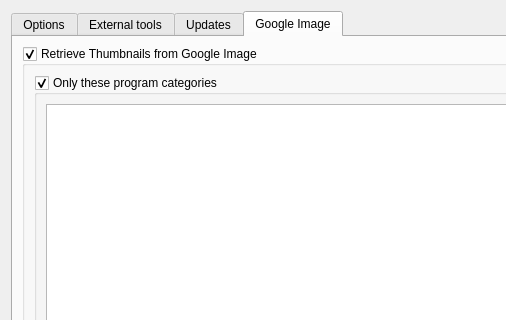
This is ui/config.ui in jlbrd/qmagneto as Qt 5 draws it before an edit; both pictures show x 0 to 506 and y 0 to 320 of the 600 by 402 pixel window. The edited form follows.
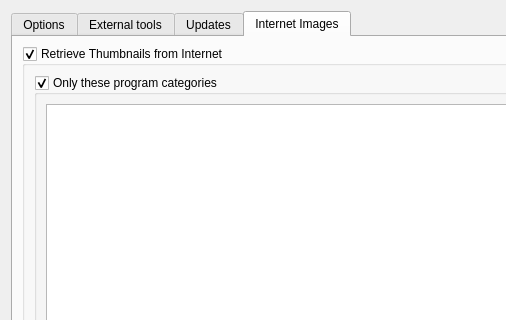
This is the edited form. The open tabs and pages were chosen to show the change. Icons and pictures are not drawn.

```diff
--- a/ui/config.ui
+++ b/ui/config.ui
@@ -796,13 +796,13 @@
      </widget>
      <widget class="QWidget" name="tab_4">
       <attribute name="title">
-       <string>Google Image</string>
+       <string>Internet Images</string>
       </attribute>
       <layout class="QGridLayout" name="gridLayout_18">
        <item row="0" column="0">
         <widget class="QGroupBox" name="groupGoogleImage">
          <property name="title">
-          <string>Retrieve Thumbnails from Google Image</string>
+          <string>Retrieve Thumbnails from Internet</string>
          </property>
          <property name="checkable">
           <bool>true</bool>
```
